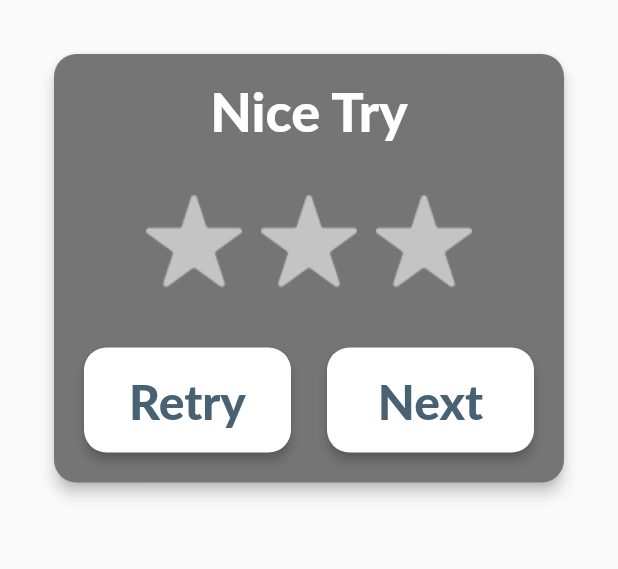
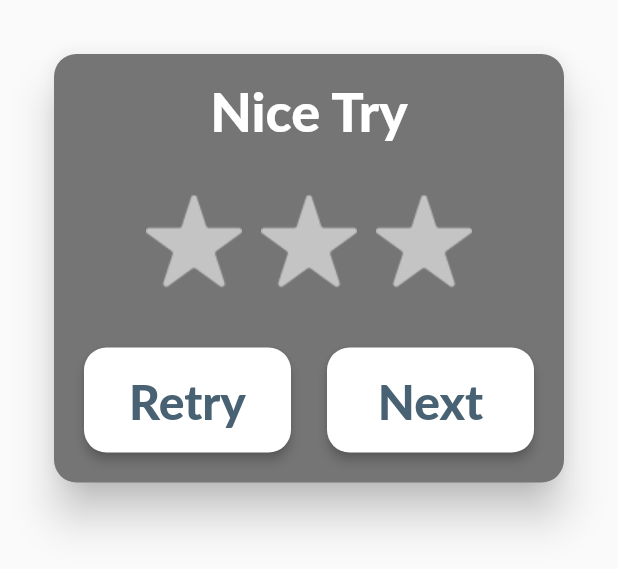
Before and after one commit to AlabasterAxe/color_game, a Flutter app: the GameEndCard widget shown alone on an empty page, opened directly with empty values, on a phone screen of 412 x 824 dp. Shown: the top 569 px of the screen. Run offline on Flutter 3.47's test engine with Material 2 defaults, Android fonts, the phone set to English and light mode, and no system bars; our stand-ins replace audioplayers, firebase_analytics, firebase_core, google_mobile_ads, package_info, settings_ui and 2 more; accounts and stored records are empty; Roboto replaces fonts that are missing (Lato).

Commit message:
constraints on card so it doesn't get too large

```diff
--- a/lib/widgets/game-end-card.dart
+++ b/lib/widgets/game-end-card.dart
@@ -46,11 +46,13 @@ class GameEndCardState extends State<GameEndCard> {
       "Nice Work!",
       "Great Job!"
     ][widget.earnedStars];
-    return Padding(
+    return ConstrainedBox(
+        constraints: BoxConstraints(maxWidth: 420),
+        child: Padding(
             padding: EdgeInsets.all(32),
             child: Card(
                 shape: CARD_SHAPE,
-            elevation: 4,
+                elevation: 12,
                 color: Colors.grey.shade600,
                 child: Padding(
                     padding: EdgeInsets.all(16),
@@ -123,6 +125,6 @@ class GameEndCardState extends State<GameEndCard> {
                                   onPressed: widget.onBack))
                         ]),
                       ],
-                ))));
+                    )))));
   }
 }
```
Lines whose indentation alone changed are shown as unchanged.
